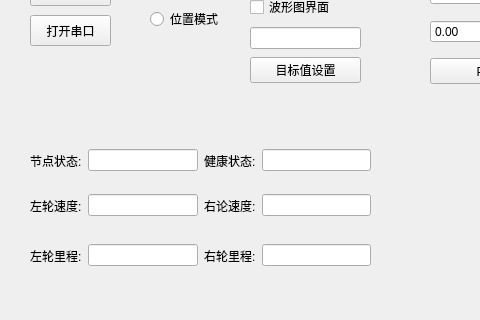
The window that uavcan/MotorAsst/ui/main.ui (zagerx/ProtocolV4) describes before a commit, drawn with Qt 5; both pictures show x 0 to 480 and y 85 to 405 of the 800 by 600 pixel window.
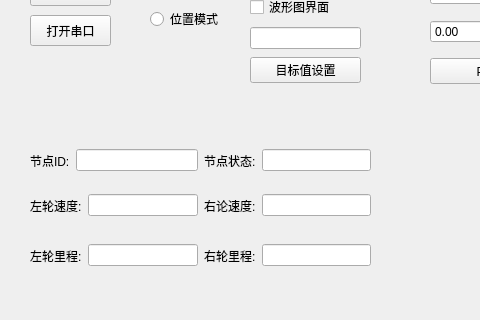
The same window after the commit.

Commit message: 重写监视线程到UI界面的数据接口

Patch:
```diff
--- a/uavcan/MotorAsst/ui/main.ui
+++ b/uavcan/MotorAsst/ui/main.ui
@@ -267,7 +267,7 @@
        <item>
         <widget class="QLabel" name="label_5_1">
          <property name="text">
-          <string>节点状态:</string>
+          <string>节点ID:</string>
          </property>
         </widget>
        </item>
@@ -285,7 +285,7 @@
        <item>
         <widget class="QLabel" name="label_5_2">
          <property name="text">
-          <string>健康状态:</string>
+          <string>节点状态:</string>
          </property>
         </widget>
        </item>
```
The commit also changes 5 other files.
